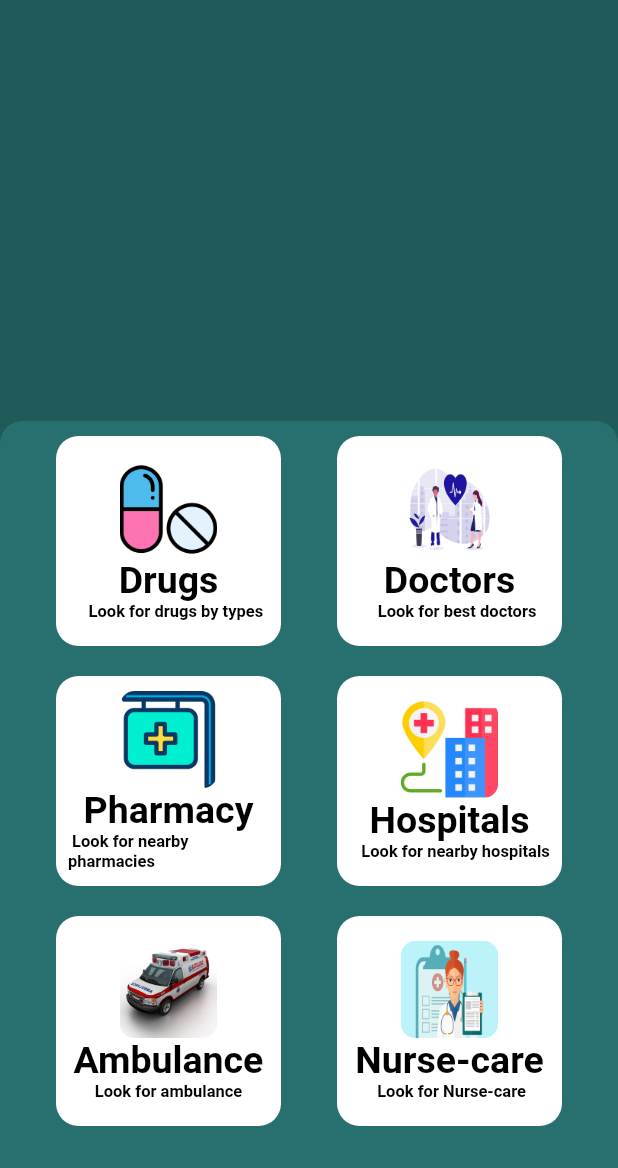
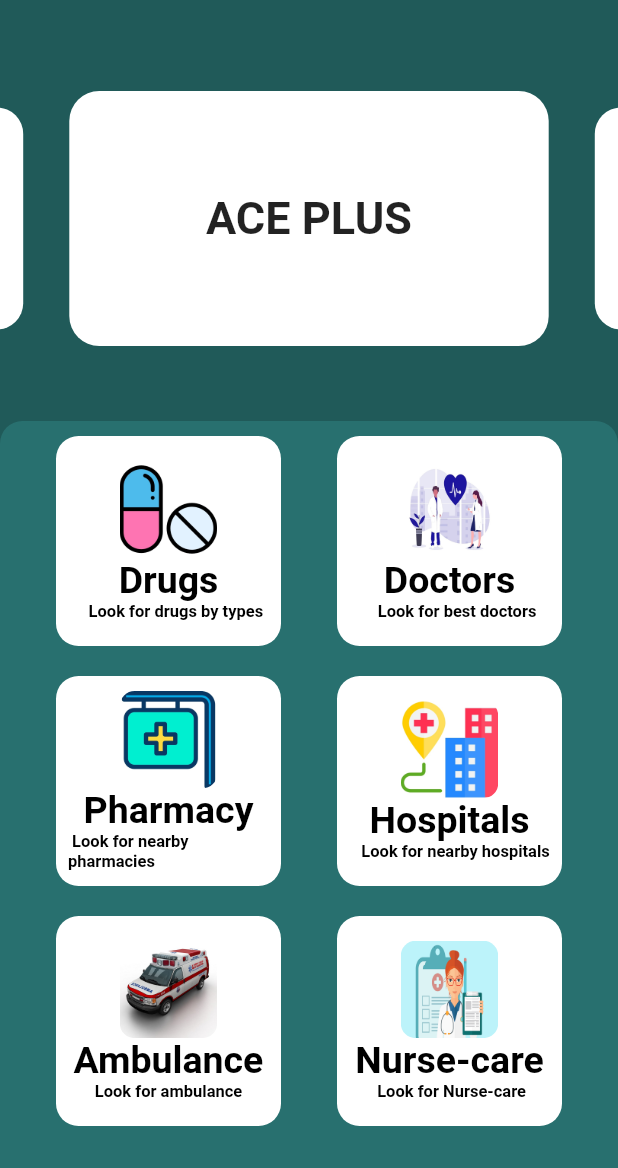
Before and after one commit to asmfahim1/master_packages, a Flutter app: the HomeScreen screen opened directly, on a phone screen of 412 x 824 dp, the part 68-1236 px from its top. Run offline on Flutter 3.47's test engine with Material 2 defaults, Android fonts, the phone set to English and light mode, and no system bars; drawn by our look-alikes of carousel_slider; our stand-ins replace get, hive, hive_flutter; accounts and stored records are empty; network calls fail.

```diff
--- a/lib/controller/drugsController.dart
+++ b/lib/controller/drugsController.dart
@@ -4,7 +4,7 @@ import 'package:master_package/models/medicine/med_model.dart';
 import 'package:master_package/services/medicine_api.dart';
 
 class DrugController extends GetxController {
-  //,ost important line for not getting error
+  //most important line for not getting error
   var medList = <MedModel>[].obs;
   var isLoading = true.obs;
 
@@ -24,7 +24,7 @@ class DrugController extends GetxController {
   void fetchDrug() async {
     try {
       isLoading(true);
-      List<MedModel> drugs = await MedicineAPI().medicineGetAPI();
+      var drugs = await MedicineAPI().medicineGetAPI();
       medList.assignAll(drugs);
     } finally {
       isLoading(false);
--- a/lib/screens/home_screen.dart
+++ b/lib/screens/home_screen.dart
@@ -1,9 +1,11 @@
+import 'package:carousel_slider/carousel_slider.dart';
 import 'package:flutter/cupertino.dart';
 import 'package:flutter/material.dart';
 import 'package:flutter/widgets.dart';
 import 'package:get/get.dart';
 import 'package:master_package/screens/ambulance/ambulance_main_screen.dart';
 import 'package:master_package/screens/doctors/doctors_main_screen.dart';
+import 'package:master_package/screens/drugs/drug_test_screen.dart';
 import 'package:master_package/screens/hospitals/hospital_main_screen.dart';
 import 'package:master_package/screens/login_signup_resetpass/login_screen.dart';
 import 'package:master_package/screens/nurse/nurse_care_main_screen.dart';
@@ -11,7 +13,6 @@ import 'package:master_package/screens/pharmacy/pharmacy_main_screen.dart';
 
 import '../constants/constants.dart';
 import '../widgets/dashboard_textbutton.dart';
-import 'drugs/drus_main_screen.dart';
 
 class HomeScreen extends StatelessWidget {
   const HomeScreen({Key? key}) : super(key: key);
@@ -22,7 +23,7 @@ class HomeScreen extends StatelessWidget {
       appBar: AppBar(
         backgroundColor: kDeepGreen,
         // titleSpacing: 80.0,
-        title: Center(
+        title: const Center(
             child: Text(
           'Hello Pharmacy',
           style: TextStyle(fontSize: 30),
@@ -30,7 +31,7 @@ class HomeScreen extends StatelessWidget {
         automaticallyImplyLeading: false,
         leading: IconButton(
             onPressed: () {},
-            icon: Icon(
+            icon: const Icon(
               Icons.menu,
               size: 25,
             )),
@@ -50,8 +51,59 @@ class HomeScreen extends StatelessWidget {
         children: [
           SizedBox(
             height: 270,
-            child: Container(
-              decoration: BoxDecoration(color: kDeepGreen),
+            child: CarouselSlider(
+              options: CarouselOptions(
+                height: 170.0,
+                enlargeCenterPage: true,
+                enableInfiniteScroll: true,
+                aspectRatio: 16 / 9,
+                // autoPlayAnimationDuration: Duration(seconds: ),
+                autoPlayCurve: Curves.linear,
+                //height: MediaQuery.of(context).size.height * 0.35,
+                autoPlay: true,
+                reverse: false,
+                autoPlayInterval: Duration(seconds: 3),
+                //pauseAutoPlayOnTouch: Duration(seconds: 10),
+              ),
+              items: [
+                "ACE PLUS",
+                "NAPA EXTRA",
+                "FINIX",
+                "FLEXI 2.5mg",
+                "MD. Ahsanul Haque Hridoy",
+                "Md. Farhan Nasif",
+                "New Product Invented click here to know",
+                "New OT Machine",
+                "MEdical Belt",
+                "Health Care Tips",
+              ].map((items) {
+                return Builder(
+                  builder: (BuildContext context) {
+                    return Container(
+                      width: MediaQuery.of(context).size.width,
+                      margin: EdgeInsets.symmetric(horizontal: 5.0),
+                      decoration: BoxDecoration(
+                        borderRadius: BorderRadius.circular(20.0),
+                        color: Colors.white,
+                      ),
+                      child: GestureDetector(
+                        child: Center(
+                          child: Text(
+                            items,
+                            style: TextStyle(
+                              fontSize: 30,
+                              fontWeight: FontWeight.bold,
+                            ),
+                          ),
+                        ),
+                        onTap: () {
+                          print("Tapped");
+                        },
+                      ),
+                    );
+                  },
+                );
+              }).toList(),
             ),
           ),
           Expanded(
@@ -75,7 +127,7 @@ class HomeScreen extends StatelessWidget {
                           DashboardTextButton(
                             onPress: () {
                               debugPrint("drugs pressed");
-                              Get.to(() => DrugMainScreen());
+                              Get.to(() => MedScreen());
                             },
                             // iconData: Icons.shop_two_sharp,
                             image: 'images/drugs.jpg',
```
Also changed, not shown: pubspec.yaml (+6 -5 lines), pubspec.lock.
